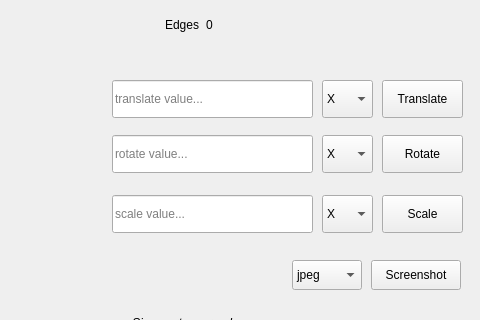
Before: the Qt Designer form 3D_Viewer/mainwindow.ui in azrails/3d_wiever, drawn with Qt 5; both pictures show x 468 to 948 and y 0 to 320 of the 948 by 597 pixel window.
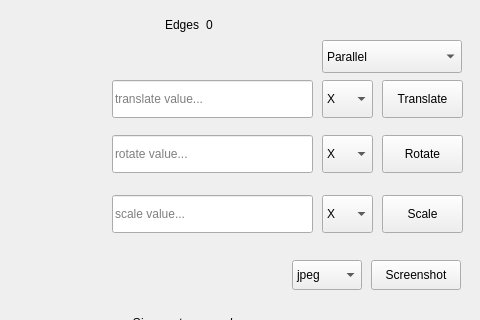
After: the same form once the commit is applied.

The edit to the form file:
```diff
--- a/3D_Viewer/mainwindow.ui
+++ b/3D_Viewer/mainwindow.ui
@@ -590,6 +590,32 @@
      </property>
     </item>
    </widget>
+   <widget class="QComboBox" name="type_projection">
+    <property name="geometry">
+     <rect>
+      <x>790</x>
+      <y>40</y>
+      <width>140</width>
+      <height>33</height>
+     </rect>
+    </property>
+    <property name="styleSheet">
+     <string notr="true">#comboBox {
+	border: 1px solid #ced4da;
+	padding-left: 15px;
+}</string>
+    </property>
+    <item>
+     <property name="text">
+      <string>Parallel</string>
+     </property>
+    </item>
+    <item>
+     <property name="text">
+      <string>Central</string>
+     </property>
+    </item>
+   </widget>
   </widget>
   <widget class="QStatusBar" name="statusbar"/>
  </widget>
```
